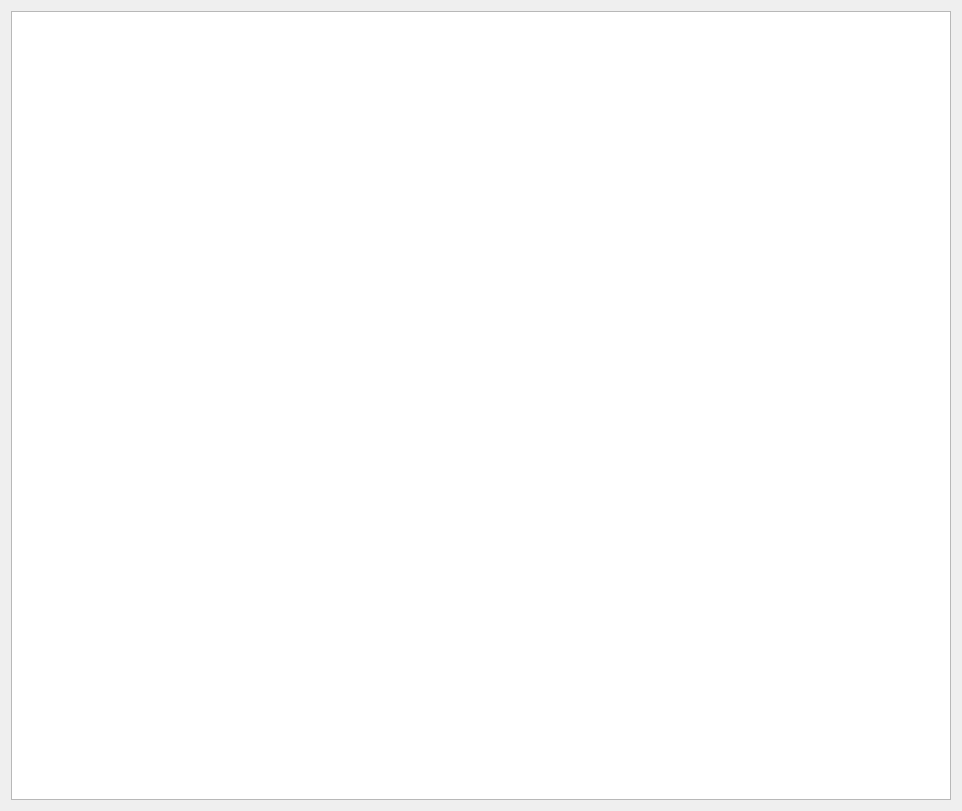
Before: the Qt Designer form include/Widget/Full2DDialog.ui in wangrichaoren/streamer, drawn with Qt 5.
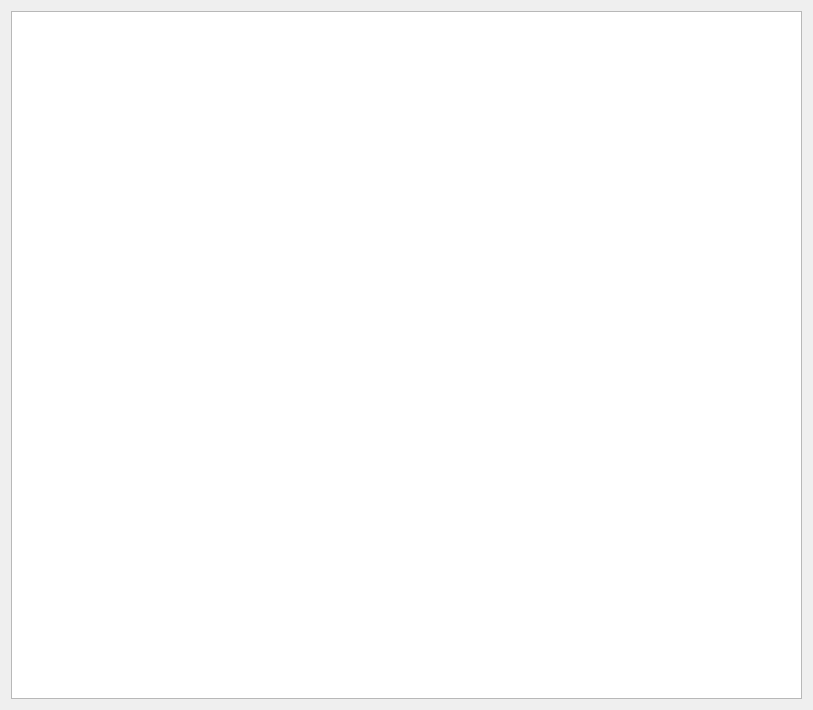
After: the same form once the commit is applied.

Commit message: feat: 修复full2ddialog bug

```diff
--- a/include/Widget/Full2DDialog.ui
+++ b/include/Widget/Full2DDialog.ui
@@ -6,8 +6,8 @@
    <rect>
     <x>0</x>
     <y>0</y>
-    <width>962</width>
-    <height>811</height>
+    <width>813</width>
+    <height>710</height>
    </rect>
   </property>
   <property name="windowTitle">
@@ -15,7 +15,14 @@
   </property>
   <layout class="QGridLayout" name="gridLayout">
    <item row="0" column="0">
-    <widget class="QGraphicsView" name="graphicsView"/>
+    <widget class="QGraphicsView" name="graphicsView">
+     <property name="sizePolicy">
+      <sizepolicy hsizetype="Preferred" vsizetype="Preferred">
+       <horstretch>0</horstretch>
+       <verstretch>0</verstretch>
+      </sizepolicy>
+     </property>
+    </widget>
    </item>
   </layout>
  </widget>
```
The commit also changes 5 other files.
